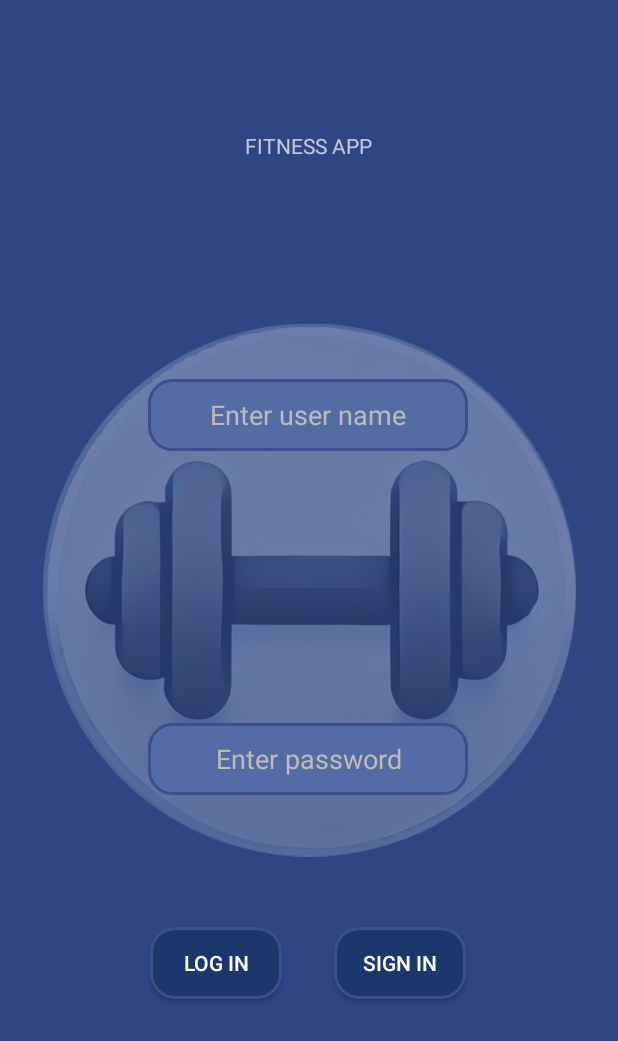
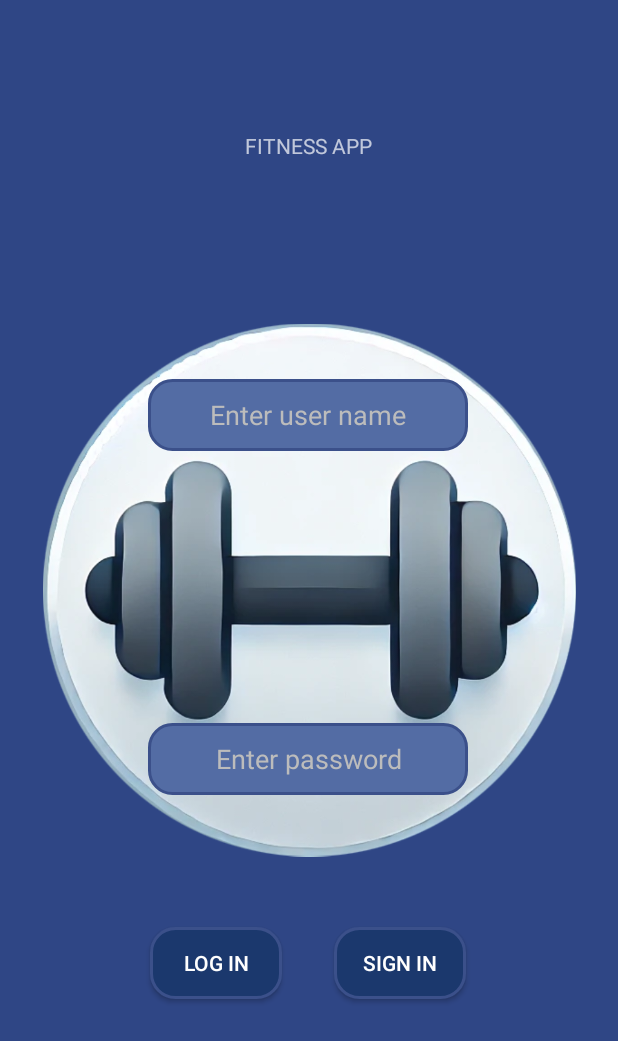
Before and after one commit to elberra0/GroupAssessmentProject, an Android app: the screen it shows after launch (LoginRegisterActivity), on a phone screen of 412 x 824 dp. Shown: the top 1041 px of the screen. Run offline under Robolectric (Android 15) with nearby library versions, the phone set to English and light mode, and no system bars.

Commit message:
Log in sign in screen done

```diff
--- a/app/build.gradle.kts
+++ b/app/build.gradle.kts
@@ -44,6 +44,8 @@ dependencies {
     implementation(libs.androidx.activity)
     implementation(libs.androidx.constraintlayout)
     implementation("androidx.core:core-splashscreen:1.0.1")
+    implementation(libs.androidx.security.crypto.ktx)
+    implementation ("androidx.security:security-crypto-ktx:1.1.0-alpha06")
     testImplementation(libs.junit)
     androidTestImplementation(libs.androidx.junit)
     androidTestImplementation(libs.androidx.espresso.core)
--- a/app/src/main/java/com/example/groupassessmentproject/LoginRegisterActivity.kt
+++ b/app/src/main/java/com/example/groupassessmentproject/LoginRegisterActivity.kt
@@ -1,20 +1,66 @@
 package com.example.groupassessmentproject
 
 import android.os.Bundle
-import androidx.activity.enableEdgeToEdge
 import androidx.appcompat.app.AppCompatActivity
-import androidx.core.view.ViewCompat
-import androidx.core.view.WindowInsetsCompat
+import com.example.groupassessmentproject.databinding.ActivityLoginRegisterBinding
 
 class LoginRegisterActivity : AppCompatActivity() {
+    private val ANIMATIONTIME:Long = 1500
+    private val utils = Utils()
+    private val view by lazy { ActivityLoginRegisterBinding.inflate(layoutInflater) }
+
     override fun onCreate(savedInstanceState: Bundle?) {
         super.onCreate(savedInstanceState)
-        enableEdgeToEdge()
-        setContentView(R.layout.activity_login_register)
-        ViewCompat.setOnApplyWindowInsetsListener(findViewById(R.id.main)) { v, insets ->
-            val systemBars = insets.getInsets(WindowInsetsCompat.Type.systemBars())
-            v.setPadding(systemBars.left, systemBars.top, systemBars.right, systemBars.bottom)
-            insets
+        setContentView(view.root)
+
+        fadeInAnimations()
+        logIn()
+        signIn()
+    }
+
+    private fun logIn(){
+        view.btnLogIn.setOnClickListener{
+            if(SharedPreferences_(this).checkUserExists(view.etLoginUser.text.toString())){
+                if(SharedPreferences_(this).getPassword(view.etLoginUser.text.toString())
+                    == view.etPassword.text.toString()){
+                    view.tvAlertMessage.text = "INICIANDO SESION JEJE GOD"
+                }else{
+                    view.etPassword.text.clear()
+                    view.tvAlertMessage.text = "CONTRASEÑA INCORRECTA"
+                }
+            }else{
+                view.etPassword.text.clear()
+                view.tvAlertMessage.text = "USUARIO NO ENCONTRADO NECESITAS REGISTRARTE"
+            }
         }
     }
+
+    private fun signIn(){
+        view.btnSignIn.setOnClickListener{
+            if(SharedPreferences_(this).checkUserExists(view.etLoginUser.text.toString())){
+                view.tvAlertMessage.text = "USUARIO YA EXISTENTE EN LA BASE DE DATOS"
+            }else{
+                SharedPreferences_(this).saveCredentials(
+                    view.etLoginUser.text.toString(),
+                    view.etPassword.text.toString())
+                view.tvAlertMessage.text = "USUARIO REGISTRADO"
+            }
+        }
+    }
+
+    private fun fadeInAnimations(){
+        view.etLoginUser.alpha = 0f
+        view.etPassword.alpha = 0f
+        view.btnLogIn.alpha = 0f
+        view.btnSignIn.alpha = 0f
+        view.ivBackground.alpha = 0f
+        view.tvAppName.alpha = 0f
+
+        utils.fadeInButtonViewAnimationCustom(view.btnLogIn,ANIMATIONTIME,1f)
+        utils.fadeInButtonViewAnimationCustom(view.btnSignIn,ANIMATIONTIME,1f)
+        utils.fadeInEditTextAnimationCustom(view.etLoginUser,ANIMATIONTIME,1f)
+        utils.fadeInEditTextAnimationCustom(view.etPassword,ANIMATIONTIME,1f)
+        utils.fadeInImageViewAnimationCustom(view.ivBackground,ANIMATIONTIME,1f)
+        utils.fadeInTextViewAnimationCustom(view.tvAppName,ANIMATIONTIME,1f)
+    }
 }
--- /dev/null
+++ b/app/src/main/java/com/example/groupassessmentproject/Utils.kt
@@ -0,0 +1,32 @@
+package com.example.groupassessmentproject
+
+import android.widget.Button
+import android.widget.EditText
+import android.widget.ImageView
+import android.widget.TextView
+
+class Utils {
+    //docker run -p 8080:8080 anselm82/music-service
+
+    fun fadeInImageViewAnimationCustom(image: ImageView, duration:Long, alpha:Float){
+        image.alpha = 0f
+        image.animate().alpha(alpha).setDuration(duration)
+    }
+    fun fadeInEditTextAnimationCustom(editText: EditText, duration:Long, alpha:Float){
+        editText.alpha = 0f
+        editText.animate().alpha(alpha).setDuration(duration)
+    }
+    fun fadeInTextViewAnimationCustom(textView: TextView, duration:Long, alpha:Float){
+        textView.alpha = 0f
+        textView.animate().alpha(alpha).setDuration(duration)
+    }
+    fun fadeInButtonViewAnimationCustom(btn: Button, duration:Long, alpha:Float){
+        btn.alpha = 0f
+        btn.animate().alpha(alpha).setDuration(duration)
+    }
+
+    fun fadeOutImageViewAnimationCustom(image: ImageView, duration:Long){ image.animate().alpha(0f).setDuration(duration) }
+    fun fadeOutEditTextAnimationCustom(editText: EditText, duration:Long){ editText.animate().alpha(0f).setDuration(duration) }
+    fun fadeOutTextViewAnimationCustom(textView: TextView, duration:Long){ textView.animate().alpha(0f).setDuration(duration) }
+    fun fadeOutButtonViewAnimationCustom(btn: Button, duration:Long){ btn.animate().alpha(0f).setDuration(duration) }
+}
--- a/app/src/main/res/layout/activity_login_register.xml
+++ b/app/src/main/res/layout/activity_login_register.xml
@@ -33,7 +33,7 @@
         android:background="@drawable/input_text_style"
         android:ems="10"
         android:hint="@string/enter_password"
-        android:inputType="text"
+        android:inputType="textPassword"
         android:minHeight="48dp"
         android:textAlignment="center"
         android:textColor="@color/white"
@@ -107,4 +107,16 @@
         app:layout_constraintTop_toTopOf="parent"
         app:layout_constraintVertical_bias="0.6" />
 
+    <TextView
+        android:id="@+id/tvAlertMessage"
+        android:layout_width="wrap_content"
+        android:layout_height="wrap_content"
+        android:textColor="@color/red"
+        app:layout_constraintBottom_toBottomOf="parent"
+        app:layout_constraintEnd_toEndOf="parent"
+        app:layout_constraintHorizontal_bias="0.498"
+        app:layout_constraintStart_toStartOf="parent"
+        app:layout_constraintTop_toBottomOf="@+id/btnLogIn"
+        app:layout_constraintVertical_bias="0.408" />
+
 </androidx.constraintlayout.widget.ConstraintLayout>
--- a/build.gradle.kts
+++ b/build.gradle.kts
@@ -3,3 +3,8 @@ plugins {
     alias(libs.plugins.android.application) apply false
     alias(libs.plugins.kotlin.android) apply false
 }
+buildscript {
+    dependencies {
+        classpath ("com.android.tools.build:gradle:8.0.0") // O la versión compatible con tu Gradle
+    }
+}
--- a/gradle/libs.versions.toml
+++ b/gradle/libs.versions.toml
@@ -9,6 +9,7 @@ appcompat = "1.7.0"
 material = "1.12.0"
 activity = "1.9.3"
 constraintlayout = "2.2.0"
+securityCryptoKtx = "1.0.0"
 
 [libraries]
 androidx-core-ktx = { group = "androidx.core", name = "core-ktx", version.ref = "coreKtx" }
@@ -19,6 +20,7 @@ androidx-appcompat = { group = "androidx.appcompat", name = "appcompat", version
 material = { group = "com.google.android.material", name = "material", version.ref = "material" }
 androidx-activity = { group = "androidx.activity", name = "activity", version.ref = "activity" }
 androidx-constraintlayout = { group = "androidx.constraintlayout", name = "constraintlayout", version.ref = "constraintlayout" }
+androidx-security-crypto-ktx = { group = "androidx.security", name = "security-crypto-ktx", version.ref = "securityCryptoKtx" }
 
 [plugins]
 android-application = { id = "com.android.application", version.ref = "agp" }
```
Also changed, not shown: app/src/main/java/com/example/groupassessmentproject/SharedPreferences.kt (added, +35 -0 lines).
